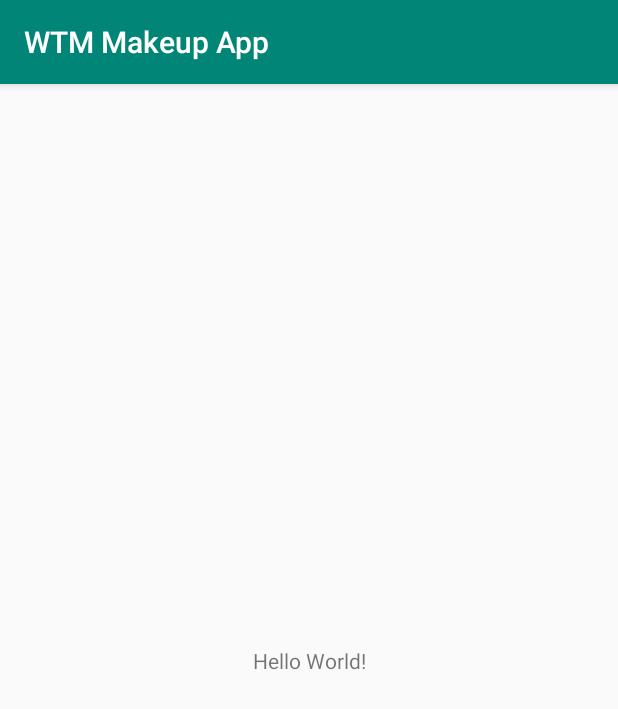
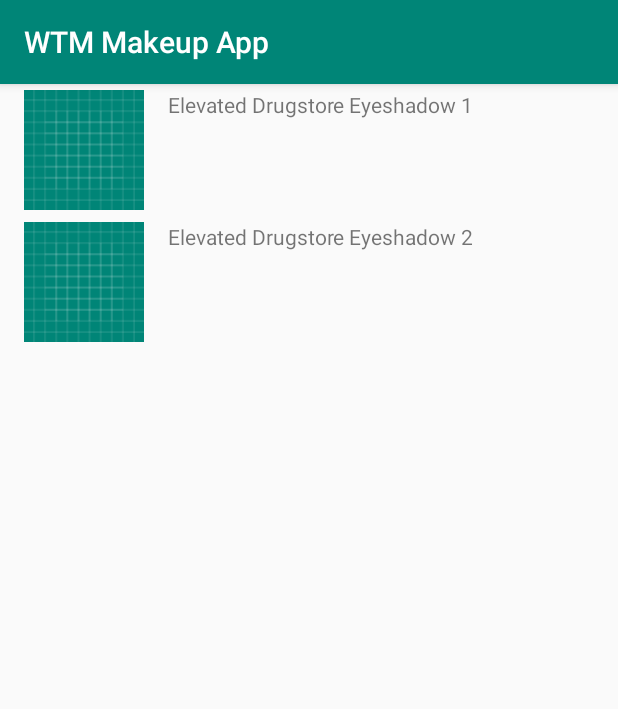
Before and after one commit to Jacreator/WTM-Makeup-App, an Android app: the screen it shows after launch (MainActivity), on a phone screen of 412 x 824 dp. Shown: the top 709 px of the screen. Run offline under Robolectric (Android 15) with nearby library versions, the phone set to English and light mode, and no system bars.

Commit message:
add recyclerview for main activity

```diff
--- a/app/build.gradle
+++ b/app/build.gradle
@@ -26,4 +26,5 @@ dependencies {
     testImplementation 'junit:junit:4.12'
     androidTestImplementation 'androidx.test.ext:junit:1.1.0'
     androidTestImplementation 'androidx.test.espresso:espresso-core:3.1.1'
+    implementation 'androidx.recyclerview:recyclerview:1.1.0'
 }
--- /dev/null
+++ b/app/src/main/java/tech/gdgmakurdi/wtmmakeupapp/JSONUtils.java
@@ -0,0 +1,43 @@
+package tech.gdgmakurdi.wtmmakeupapp;
+
+import android.util.Log;
+
+import org.json.JSONArray;
+import org.json.JSONException;
+import org.json.JSONObject;
+
+import java.util.Arrays;
+
+public class JSONUtils {
+
+    private static final String TAG = "JsonUtils";
+
+    public static final String MAKEUPS_FIELD = "makeups";
+    public static final String MAKEUP_TITLE_FIELD = "makeupTitle";
+    public static final String  SUMMARY_FIELD = "summary";
+
+
+    public static Makeup[] parseMakeupJson(String json) {
+        if (json==null) {
+            return null;
+        }
+
+        try {
+            JSONObject jsonObject = new JSONObject(json);
+
+            JSONArray makeupJsonArray = jsonObject.optJSONArray(MAKEUPS_FIELD);
+            Makeup[] makeupArray = new Makeup[makeupJsonArray.length()];
+            for (int i = 0; i < makeupJsonArray.length(); i++) {
+                String originalTitle = makeupJsonArray.optJSONObject(i).optString(MAKEUP_TITLE_FIELD);
+                String id = makeupJsonArray.optJSONObject(i).optString(SUMMARY_FIELD);
+                makeupArray[i] = new Makeup(originalTitle, id);
+            }
+
+            return makeupArray;
+
+        }catch (JSONException e) {
+            Log.e(TAG, "JSON error: " + e);
+            return null;
+        }
+    }
+}
--- a/app/src/main/java/tech/gdgmakurdi/wtmmakeupapp/MainActivity.java
+++ b/app/src/main/java/tech/gdgmakurdi/wtmmakeupapp/MainActivity.java
@@ -1,14 +1,72 @@
 package tech.gdgmakurdi.wtmmakeupapp;
 
 import androidx.appcompat.app.AppCompatActivity;
+import androidx.recyclerview.widget.GridLayoutManager;
+import androidx.recyclerview.widget.LinearLayoutManager;
+import androidx.recyclerview.widget.RecyclerView;
 
 import android.os.Bundle;
+import android.widget.Toast;
+
+import java.util.Arrays;
+import java.util.List;
 
 public class MainActivity extends AppCompatActivity {
+
+    String jsonString = "{\n" +
+            "  \"makeups\": [\n" +
+            "    {\n" +
+            "      \"makeupTitle\": \"Elevated Drugstore Eyeshadow 1\",\n" +
+            "      \"summary\": \"When a makeup artist posts a video of them doing a celebrity's glam session, we feel like we've been let in on a big secret (even if millions of other people have access to the video, too). As such, we pause, rewind, take notes, and test the looks out ourselves with a hope and prayer that it'll turn out at least half as good.\",\n" +
+            "      \"step\": [\n" +
+            "        {\n" +
+            "          \"id\": 1,\n" +
+            "          \"title\": \"Get everything ready\",\n" +
+            "          \"details\": \"get everything in place. Relax and get started\",\n" +
+            "          \"photo\": \"ele-step1.jpg\"\n" +
+            "        },\n" +
+            "        {\n" +
+            "          \"id\": 1,\n" +
+            "          \"title\": \"Now your are ready\",\n" +
+            "          \"details\": \"Goodluck with the rest of the job\",\n" +
+            "          \"photo\": \"ele-step2.jpg\"\n" +
+            "        }\n" +
+            "      ]\n" +
+            "    },\n" +
+            "    {\n" +
+            "      \"makeupTitle\": \"Elevated Drugstore Eyeshadow 2\",\n" +
+            "      \"summary\": \"When a makeup artist posts a video of them doing a celebrity's glam session, we feel like we've been let in on a big secret (even if millions of other people have access to the video, too). As such, we pause, rewind, take notes, and test the looks out ourselves with a hope and prayer that it'll turn out at least half as good.\",\n" +
+            "      \"step\": [\n" +
+            "        {\n" +
+            "          \"id\": 1,\n" +
+            "          \"title\": \"Get everything ready\",\n" +
+            "          \"details\": \"get everything in place. Relax and get started\",\n" +
+            "          \"photo\": \"ele-step1.jpg\"\n" +
+            "        },\n" +
+            "        {\n" +
+            "          \"id\": 1,\n" +
+            "          \"title\": \"Now your are ready\",\n" +
+            "          \"details\": \"Goodluck with the rest of the job\",\n" +
+            "          \"photo\": \"ele-step2.jpg\"\n" +
+            "        }\n" +
+            "      ]\n" +
+            "    }\n" +
+            "  ]\n" +
+            "}";
+
+    public List<Makeup> makeupList;
+    public RecyclerView mRecyclerView;
 
     @Override
     protected void onCreate(Bundle savedInstanceState) {
         super.onCreate(savedInstanceState);
         setContentView(R.layout.activity_main);
+
+        mRecyclerView = findViewById(R.id.makeup_recycler_view);
+        mRecyclerView.setLayoutManager(new LinearLayoutManager(this));
+
+        makeupList = Arrays.asList(JSONUtils.parseMakeupJson(jsonString));
+        Toast.makeText(getApplicationContext(), makeupList.get(0).getMakeupTitle(), Toast.LENGTH_LONG).show();
+        mRecyclerView.setAdapter(new MakeupAdapter(makeupList));
     }
 }
--- /dev/null
+++ b/app/src/main/java/tech/gdgmakurdi/wtmmakeupapp/Makeup.java
@@ -0,0 +1,27 @@
+package tech.gdgmakurdi.wtmmakeupapp;
+
+public class Makeup {
+    private String makeupTitle;
+    private String summary;
+
+    public Makeup(String makeupTitle, String summary) {
+        this.makeupTitle = makeupTitle;
+        this.summary = summary;
+    }
+
+    public String getMakeupTitle() {
+        return makeupTitle;
+    }
+
+    public void setMakeupTitle(String makeupTitle) {
+        this.makeupTitle = makeupTitle;
+    }
+
+    public String getSummary() {
+        return summary;
+    }
+
+    public void setSummary(String summary) {
+        this.summary = summary;
+    }
+}
--- /dev/null
+++ b/app/src/main/java/tech/gdgmakurdi/wtmmakeupapp/MakeupAdapter.java
@@ -0,0 +1,51 @@
+package tech.gdgmakurdi.wtmmakeupapp;
+
+import android.view.LayoutInflater;
+import android.view.View;
+import android.view.ViewGroup;
+import android.widget.ImageView;
+import android.widget.TextView;
+
+import androidx.annotation.NonNull;
+import androidx.recyclerview.widget.RecyclerView;
+
+import java.util.List;
+
+public class MakeupAdapter extends RecyclerView.Adapter<MakeupAdapter.MakeupViewHolder> {
+
+    List<Makeup> makeupList;
+
+    public MakeupAdapter(List<Makeup> makeupList) {
+        this.makeupList = makeupList;
+    }
+
+    @NonNull
+    @Override
+    public MakeupAdapter.MakeupViewHolder onCreateViewHolder(@NonNull ViewGroup parent, int viewType) {
+        View view = LayoutInflater.from(parent.getContext()).inflate(R.layout.makeup_item, parent, false);
+        return new MakeupViewHolder(view);
+    }
+
+    @Override
+    public void onBindViewHolder(@NonNull MakeupAdapter.MakeupViewHolder holder, int position) {
+        Makeup makeup = makeupList.get(position);
+        holder.titleTextView.setText(makeup.getMakeupTitle());
+    }
+
+    @Override
+    public int getItemCount() {
+        return makeupList.size();
+    }
+
+    public class MakeupViewHolder extends RecyclerView.ViewHolder {
+
+        public ImageView thumbnailImageView;
+        public TextView titleTextView;
+        public MakeupViewHolder(@NonNull View itemView) {
+            super(itemView);
+
+            thumbnailImageView = itemView.findViewById(R.id.thumb);
+            titleTextView = itemView.findViewById(R.id.title);
+        }
+    }
+}
--- a/app/src/main/res/layout/activity_main.xml
+++ b/app/src/main/res/layout/activity_main.xml
@@ -6,13 +6,10 @@
     android:layout_height="match_parent"
     tools:context=".MainActivity">
 
-    <TextView
-        android:layout_width="wrap_content"
-        android:layout_height="wrap_content"
-        android:text="Hello World!"
-        app:layout_constraintBottom_toBottomOf="parent"
-        app:layout_constraintLeft_toLeftOf="parent"
-        app:layout_constraintRight_toRightOf="parent"
-        app:layout_constraintTop_toTopOf="parent" />
-
+    <androidx.recyclerview.widget.RecyclerView
+        android:id="@+id/makeup_recycler_view"
+        android:layout_width="match_parent"
+        android:layout_height="match_parent"
+        tools:layout_editor_absoluteX="1dp"
+        tools:layout_editor_absoluteY="1dp" />
 </androidx.constraintlayout.widget.ConstraintLayout>
--- /dev/null
+++ b/app/src/main/res/layout/makeup_item.xml
@@ -0,0 +1,24 @@
+<?xml version="1.0" encoding="utf-8"?>
+<LinearLayout xmlns:android="http://schemas.android.com/apk/res/android"
+    android:layout_width="match_parent"
+    android:layout_height="wrap_content"
+    android:orientation="horizontal"
+    android:layout_marginBottom="4dp"
+    android:layout_marginTop="4dp"
+    android:paddingEnd="16dp"
+    android:paddingStart="16dp">
+
+    <ImageView
+        android:id="@+id/thumb"
+        android:layout_width="80dp"
+        android:layout_height="80dp"
+        android:layout_marginEnd="16dp"
+        android:src="@drawable/ic_launcher_background" />
+
+    <TextView
+        android:id="@+id/title"
+        android:layout_width="wrap_content"
+        android:layout_height="wrap_content"
+        android:text="Hello Makeup" />
+
+</LinearLayout>
```
